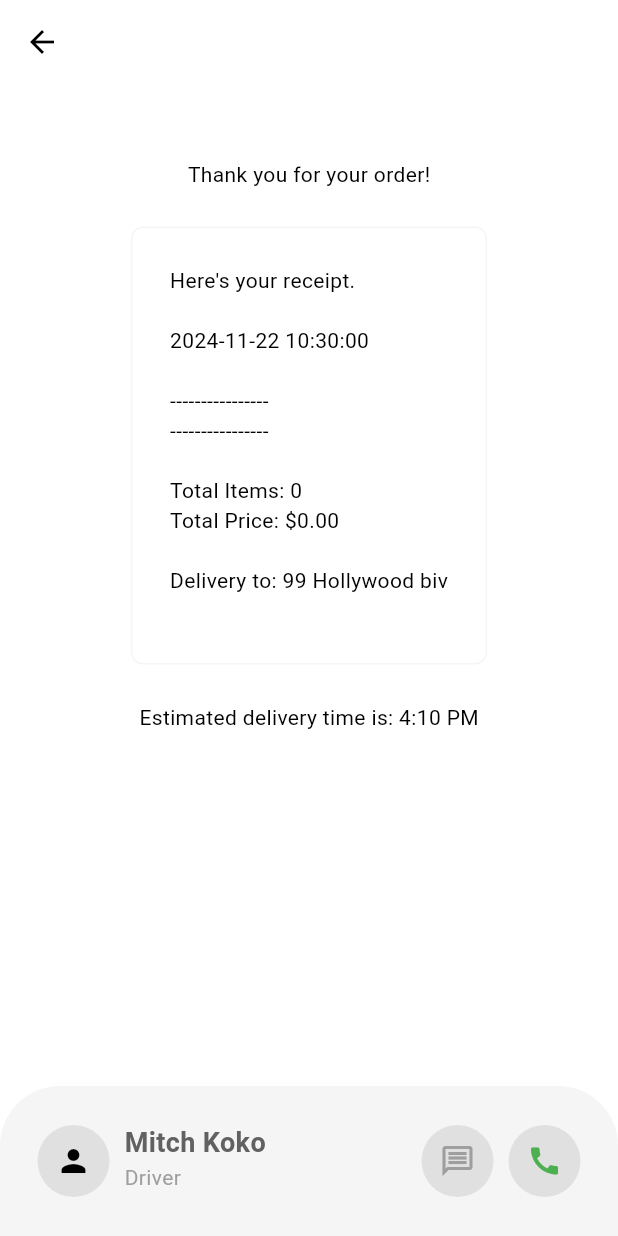
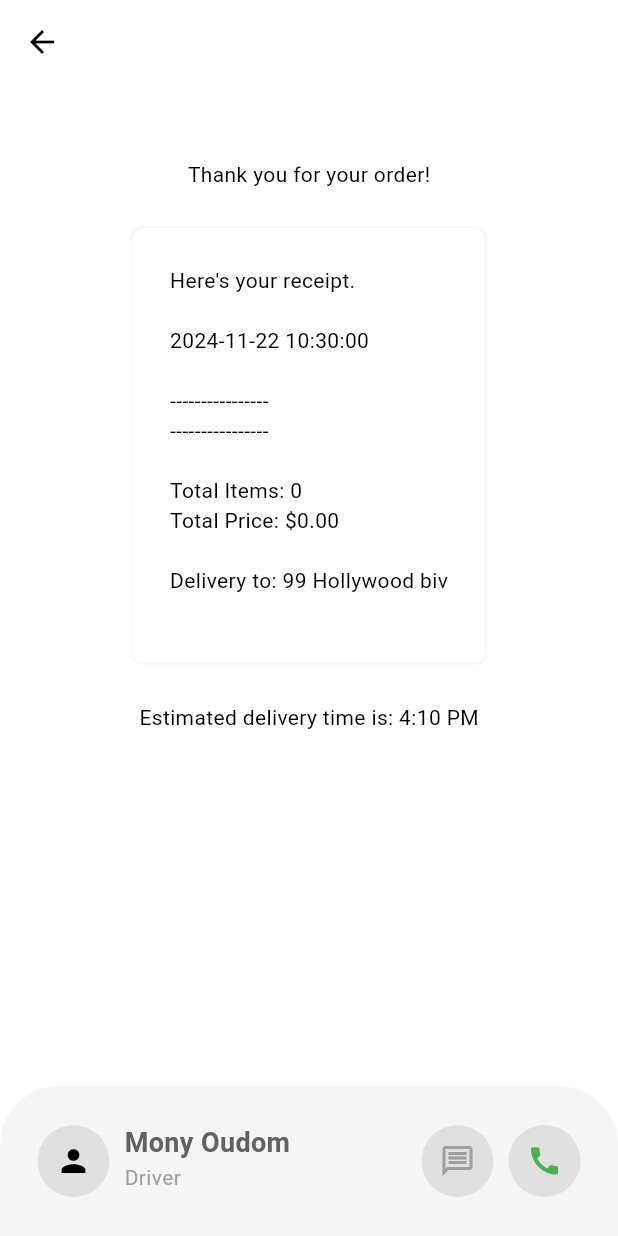
Before and after one commit to Longmonyoudom/fooddelvery, a Flutter app: the DeliveryProgressPage screen opened directly, on a phone screen of 412 x 824 dp. Run offline on Flutter 3.47's test engine with Material 3 defaults, Android fonts, the phone set to English and light mode, and no system bars; our stand-ins replace cloud_firestore, firebase_auth, firebase_core, flutter_credit_card; accounts and stored records are empty; network calls fail.

Commit message:
Your commit message

```diff
--- a/lib/models/restaurant.dart
+++ b/lib/models/restaurant.dart
@@ -24,7 +24,7 @@ class Restaurant extends ChangeNotifier {
         name: "Classic Cheeseburger",
         description:
             "A juicy beef patty with melted cheddar, lettuce, tomato, and a hint of onion and pickle.",
-        imagePath: "lib/images/burgers/burger.png",
+        imagePath: "lib/images/burgers/hamburger.jpg",
         price: 0.99,
         category: FoodCategory.burgers,
         availableAddons: [
@@ -36,7 +36,7 @@ class Restaurant extends ChangeNotifier {
         name: "Classic Cheeseburger",
         description:
             "A juicy beef patty with melted cheddar, lettuce, tomato, and a hint of onion and pickle.",
-        imagePath: "lib/images/burgers/burger2.jpg",
+        imagePath: "lib/images/burgers/burger4.jpg",
         price: 0.99,
         category: FoodCategory.burgers,
         availableAddons: [
@@ -48,7 +48,7 @@ class Restaurant extends ChangeNotifier {
         name: "Classic Cheeseburger",
         description:
             "A juicy beef patty with melted cheddar, lettuce, tomato, and a hint of onion and pickle.",
-        imagePath: "lib/images/burgers/burger2.jpg",
+        imagePath: "lib/images/burgers/burgerbeef.jpg",
         price: 0.99,
         category: FoodCategory.burgers,
         availableAddons: [
@@ -60,7 +60,7 @@ class Restaurant extends ChangeNotifier {
         name: "Classic Cheeseburger",
         description:
             "A juicy beef patty with melted cheddar, lettuce, tomato, and a hint of onion and pickle.",
-        imagePath: "lib/images/burgers/burger2.jpg",
+        imagePath: "lib/images/burgers/burger3.png",
         price: 0.99,
         category: FoodCategory.burgers,
         availableAddons: [
@@ -71,10 +71,34 @@ class Restaurant extends ChangeNotifier {
 
     // salads
     Food(
-        name: "Classic Cheeseburger",
+        name: "Classic Southern Salad Recipes",
         description:
             "A juicy beef patty with melted cheddar, lettuce, tomato, and a hint of onion and pickle.",
-        imagePath: "lib/images/burgers/dess_2.png",
+        imagePath: "lib/images/salads/asian-sesame-salad-15-1200x1200-1.jpg",
+        price: 0.99,
+        category: FoodCategory.salads,
+        availableAddons: [
+          Addon(name: "Extra cheese", price: 0.99),
+          Addon(name: "Bacon", price: 1.99),
+          Addon(name: "Avocado", price: 2.99),
+        ]),
+    Food(
+        name: "Garden-Fresh Chef Salad Recipe",
+        description:
+            "A juicy beef patty with melted cheddar, lettuce, tomato, and a hint of onion and pickle.",
+        imagePath: "lib/images/salads/Garden-Fresh-Chef-Salad.jpg",
+        price: 0.99,
+        category: FoodCategory.salads,
+        availableAddons: [
+          Addon(name: "Extra cheese", price: 0.99),
+          Addon(name: "Bacon", price: 1.99),
+          Addon(name: "Avocado", price: 2.99),
+        ]),
+    Food(
+        name: "Classic Southern Salad Recipes",
+        description:
+            "A juicy beef patty with melted cheddar, lettuce, tomato, and a hint of onion and pickle.",
+        imagePath: "lib/images/salads/asian-sesame-salad-15-1200x1200-1.jpg",
         price: 0.99,
         category: FoodCategory.salads,
         availableAddons: [
@@ -86,7 +110,7 @@ class Restaurant extends ChangeNotifier {
         name: "Classic Cheeseburger",
         description:
             "A juicy beef patty with melted cheddar, lettuce, tomato, and a hint of onion and pickle.",
-        imagePath: "lib/images/burgers/dess_2.png",
+        imagePath: "lib/images/salads/Garden-Fresh-Chef-Salad.jpg",
         price: 0.99,
         category: FoodCategory.salads,
         availableAddons: [
@@ -98,31 +122,7 @@ class Restaurant extends ChangeNotifier {
         name: "Classic Cheeseburger",
         description:
             "A juicy beef patty with melted cheddar, lettuce, tomato, and a hint of onion and pickle.",
-        imagePath: "lib/images/burgers/dess_2.png",
-        price: 0.99,
-        category: FoodCategory.salads,
-        availableAddons: [
-          Addon(name: "Extra cheese", price: 0.99),
-          Addon(name: "Bacon", price: 1.99),
-          Addon(name: "Avocado", price: 2.99),
-        ]),
-    Food(
-        name: "Classic Cheeseburger",
-        description:
-            "A juicy beef patty with melted cheddar, lettuce, tomato, and a hint of onion and pickle.",
-        imagePath: "lib/images/burgers/dess_2.png",
-        price: 0.99,
-        category: FoodCategory.salads,
-        availableAddons: [
-          Addon(name: "Extra cheese", price: 0.99),
-          Addon(name: "Bacon", price: 1.99),
-          Addon(name: "Avocado", price: 2.99),
-        ]),
-    Food(
-        name: "Classic Cheeseburger",
-        description:
-            "A juicy beef patty with melted cheddar, lettuce, tomato, and a hint of onion and pickle.",
-        imagePath: "lib/images/burgers/dess_2.png",
+        imagePath: "lib/images/salads/asian-sesame-salad-15-1200x1200-1.jpg",
         price: 0.99,
         category: FoodCategory.salads,
         availableAddons: [
@@ -133,10 +133,22 @@ class Restaurant extends ChangeNotifier {
 
     // sides
     Food(
-        name: "Classic Cheeseburger",
+        name: "Pasta Archives - The Country Cook",
         description:
             "A juicy beef patty with melted cheddar, lettuce, tomato, and a hint of onion and pickle.",
-        imagePath: "lib/images/burgers/dess_2.png",
+        imagePath: "lib/images/sides/pasta.jpg",
+        price: 0.99,
+        category: FoodCategory.sides,
+        availableAddons: [
+          Addon(name: "Extra cheese", price: 0.99),
+          Addon(name: "Bacon", price: 1.99),
+          Addon(name: "Avocado", price: 2.99),
+        ]),
+    Food(
+        name: "Chunky Pizza Party",
+        description:
+            "A juicy beef patty with melted cheddar, lettuce, tomato, and a hint of onion and pickle.",
+        imagePath: "lib/images/sides/pizza.jpg",
         price: 0.99,
         category: FoodCategory.sides,
         availableAddons: [
@@ -148,7 +160,7 @@ class Restaurant extends ChangeNotifier {
         name: "Classic Cheeseburger",
         description:
             "A juicy beef patty with melted cheddar, lettuce, tomato, and a hint of onion and pickle.",
-        imagePath: "lib/images/burgers/dess_2.png",
+        imagePath: "lib/images/burgers/burger3.png",
         price: 0.99,
         category: FoodCategory.sides,
         availableAddons: [
@@ -157,10 +169,10 @@ class Restaurant extends ChangeNotifier {
           Addon(name: "Avocado", price: 2.99),
         ]),
     Food(
-        name: "Classic Cheeseburger",
+        name: "Chunky Pizza Party",
         description:
             "A juicy beef patty with melted cheddar, lettuce, tomato, and a hint of onion and pickle.",
-        imagePath: "lib/images/burgers/dess_2.png",
+        imagePath: "lib/images/sides/pizza.jpg",
         price: 0.99,
         category: FoodCategory.sides,
         availableAddons: [
@@ -169,22 +181,10 @@ class Restaurant extends ChangeNotifier {
           Addon(name: "Avocado", price: 2.99),
         ]),
     Food(
-        name: "Classic Cheeseburger",
+        name: "Pasta Archives - The Country Cook",
         description:
             "A juicy beef patty with melted cheddar, lettuce, tomato, and a hint of onion and pickle.",
-        imagePath: "lib/images/burgers/dess_2.png",
-        price: 0.99,
-        category: FoodCategory.sides,
-        availableAddons: [
-          Addon(name: "Extra cheese", price: 0.99),
-          Addon(name: "Bacon", price: 1.99),
-          Addon(name: "Avocado", price: 2.99),
-        ]),
-    Food(
-        name: "Classic Cheeseburger",
-        description:
-            "A juicy beef patty with melted cheddar, lettuce, tomato, and a hint of onion and pickle.",
-        imagePath: "lib/images/burgers/dess_2.png",
+        imagePath: "lib/images/sides/pasta.jpg",
         price: 0.99,
         category: FoodCategory.sides,
         availableAddons: [
@@ -194,10 +194,10 @@ class Restaurant extends ChangeNotifier {
         ]),
     // desserts
     Food(
-        name: "Classic Cheeseburger",
+        name: "Bake Summer Desserts",
         description:
             "A juicy beef patty with melted cheddar, lettuce, tomato, and a hint of onion and pickle.",
-        imagePath: "lib/images/burgers/dess_2.png",
+        imagePath: "lib/images/desserts/cake1.jpg",
         price: 0.99,
         category: FoodCategory.desserts,
         availableAddons: [
@@ -206,10 +206,10 @@ class Restaurant extends ChangeNotifier {
           Addon(name: "Avocado", price: 2.99),
         ]),
     Food(
-        name: "Classic Cheeseburger",
+        name: "Chocolate Dessert Recipe",
         description:
             "A juicy beef patty with melted cheddar, lettuce, tomato, and a hint of onion and pickle.",
-        imagePath: "lib/images/burgers/dess_2.png",
+        imagePath: "lib/images/desserts/cake2.jpg",
         price: 0.99,
         category: FoodCategory.desserts,
         availableAddons: [
@@ -218,10 +218,10 @@ class Restaurant extends ChangeNotifier {
           Addon(name: "Avocado", price: 2.99),
         ]),
     Food(
-        name: "Classic Cheeseburger",
+        name: "Ice Cream Cookie Dessert Recipe",
         description:
             "A juicy beef patty with melted cheddar, lettuce, tomato, and a hint of onion and pickle.",
-        imagePath: "lib/images/burgers/dess_2.png",
+        imagePath: "lib/images/desserts/icecream.jpg",
         price: 0.99,
         category: FoodCategory.desserts,
         availableAddons: [
@@ -230,10 +230,10 @@ class Restaurant extends ChangeNotifier {
           Addon(name: "Avocado", price: 2.99),
         ]),
     Food(
-        name: "Classic Cheeseburger",
+        name: "Bake Summer Desserts",
         description:
             "A juicy beef patty with melted cheddar, lettuce, tomato, and a hint of onion and pickle.",
-        imagePath: "lib/images/burgers/dess_2.png",
+        imagePath: "lib/images/desserts/cake1.jpg",
         price: 0.99,
         category: FoodCategory.desserts,
         availableAddons: [
@@ -242,10 +242,10 @@ class Restaurant extends ChangeNotifier {
           Addon(name: "Avocado", price: 2.99),
         ]),
     Food(
-        name: "Classic Cheeseburger",
+        name: "Chocolate Dessert Recipe",
         description:
             "A juicy beef patty with melted cheddar, lettuce, tomato, and a hint of onion and pickle.",
-        imagePath: "lib/images/burgers/dess_2.png",
+        imagePath: "lib/images/desserts/cake2.jpg",
         price: 0.99,
         category: FoodCategory.desserts,
         availableAddons: [
@@ -255,10 +255,10 @@ class Restaurant extends ChangeNotifier {
         ]),
     // drinks
     Food(
-        name: "Classic Cheeseburger",
+        name: "CoCa",
         description:
             "A juicy beef patty with melted cheddar, lettuce, tomato, and a hint of onion and pickle.",
-        imagePath: "lib/images/burgers/dess_2.png",
+        imagePath: "lib/images/drinks/coca.jpg",
         price: 0.99,
         category: FoodCategory.drinks,
         availableAddons: [
@@ -267,10 +267,10 @@ class Restaurant extends ChangeNotifier {
           Addon(name: "Avocado", price: 2.99),
         ]),
     Food(
-        name: "Classic Cheeseburger",
+        name: "Pepsi",
         description:
             "A juicy beef patty with melted cheddar, lettuce, tomato, and a hint of onion and pickle.",
-        imagePath: "lib/images/burgers/dess_2.png",
+        imagePath: "lib/images/drinks/pessimax.jpg",
         price: 0.99,
         category: FoodCategory.drinks,
         availableAddons: [
@@ -279,10 +279,10 @@ class Restaurant extends ChangeNotifier {
           Addon(name: "Avocado", price: 2.99),
         ]),
     Food(
-        name: "Classic Cheeseburger",
+        name: "Sprite",
         description:
             "A juicy beef patty with melted cheddar, lettuce, tomato, and a hint of onion and pickle.",
-        imagePath: "lib/images/burgers/dess_2.png",
+        imagePath: "lib/images/drinks/sprite.jpg",
         price: 0.99,
         category: FoodCategory.drinks,
         availableAddons: [
@@ -291,10 +291,10 @@ class Restaurant extends ChangeNotifier {
           Addon(name: "Avocado", price: 2.99),
         ]),
     Food(
-        name: "Classic Cheeseburger",
+        name: "CoCa",
         description:
             "A juicy beef patty with melted cheddar, lettuce, tomato, and a hint of onion and pickle.",
-        imagePath: "lib/images/burgers/dess_2.png",
+        imagePath: "lib/images/drinks/coca.jpg",
         price: 0.99,
         category: FoodCategory.drinks,
         availableAddons: [
@@ -303,10 +303,10 @@ class Restaurant extends ChangeNotifier {
           Addon(name: "Avocado", price: 2.99),
         ]),
     Food(
-        name: "Classic Cheeseburger",
+        name: "Pepsi",
         description:
             "A juicy beef patty with melted cheddar, lettuce, tomato, and a hint of onion and pickle.",
-        imagePath: "lib/images/burgers/dess_2.png",
+        imagePath: "lib/images/drinks/pessimax.jpg",
         price: 0.99,
         category: FoodCategory.drinks,
         availableAddons: [
--- a/lib/pages/delivery_progress_page.dart
+++ b/lib/pages/delivery_progress_page.dart
@@ -70,7 +70,7 @@ class _DeliveryProgressPageState extends State<DeliveryProgressPage> {
             crossAxisAlignment: CrossAxisAlignment.start,
             children: [
               Text(
-                "Mitch Koko",
+                "Mony Oudom",
                 style: TextStyle(
                   fontWeight: FontWeight.bold,
                   fontSize: 18,
```
Also changed, not shown: lib/pages/cart_page.dart (+24 -30 lines), lib/pages/login_page.dart (+61 -27 lines), lib/Images/burgers/burger2.jpg (deleted), lib/Images/burgers/burger3.png (added), lib/Images/burgers/burger4.jpg (added), lib/Images/burgers/burgerbeef.jpg (added), lib/Images/burgers/hamburger.jpg (added), lib/Images/desserts/cake1.jpg (added), lib/Images/desserts/cake2.jpg (added), lib/Images/desserts/icecream.jpg (added), lib/Images/drinks/coca.jpg (added), lib/Images/drinks/pessimax.jpg (added), lib/Images/drinks/sprite.jpg (added), lib/Images/salads/Garden-Fresh-Chef-Salad.jpg (added), 3 more files, 3 other files.
